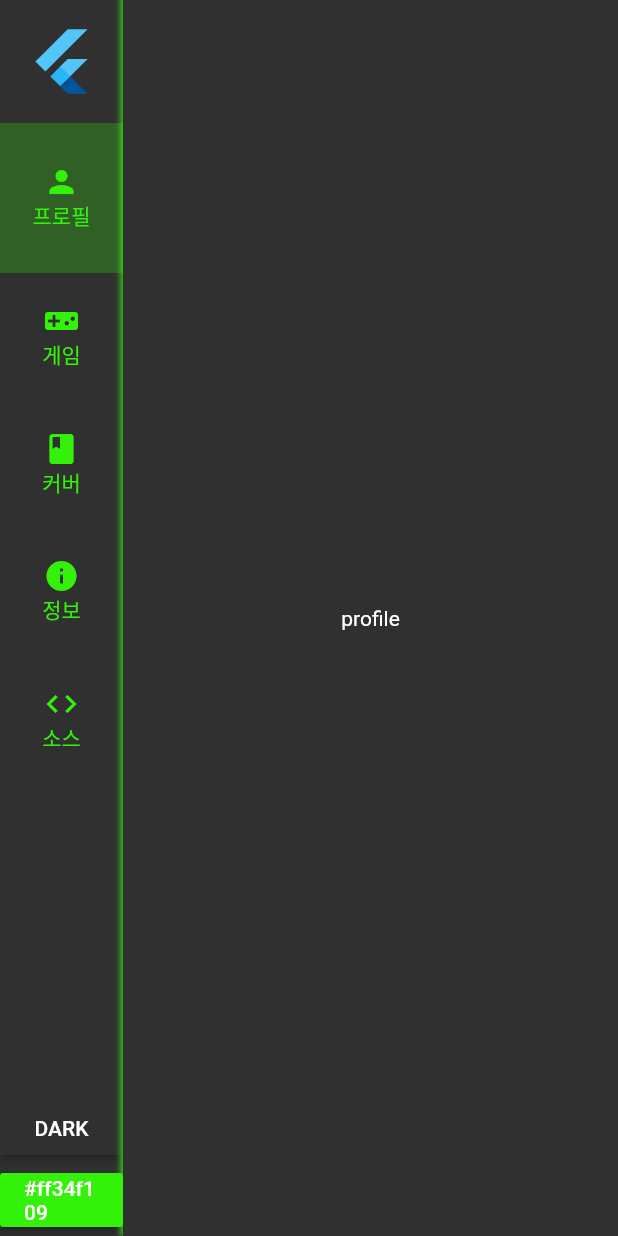
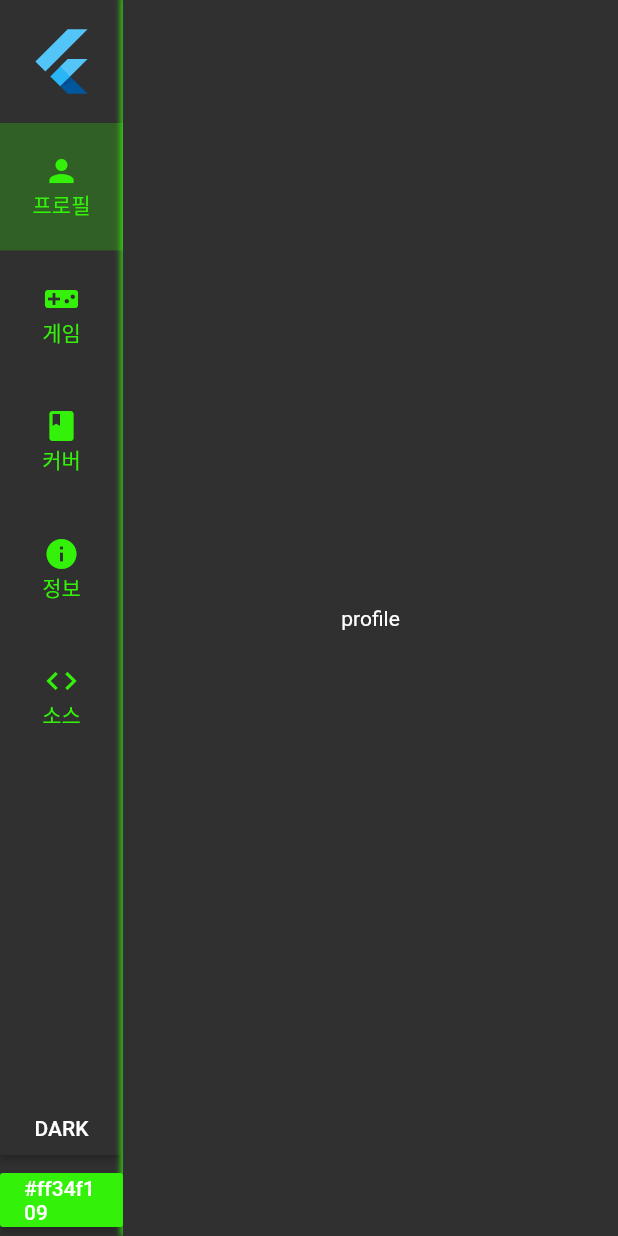
Before and after one commit to XTHEIA/Celestial, a Flutter app: the screen it shows after launch, on a phone screen of 412 x 824 dp. Run offline on Flutter 3.47's test engine with Material 2 defaults, Android fonts, the phone set to English and light mode, and no system bars; our stand-ins replace url_strategy; missing offline and left inert: calc, dart:html.

Commit message:
lerp cheat

```diff
--- a/lib/game/game_colorLerp.dart
+++ b/lib/game/game_colorLerp.dart
@@ -87,6 +87,7 @@ class _GameColorLerpState extends State<GameColorLerp> {
                     final List<Widget> tiles = List.empty(growable: true);
                     for (int i = 0; i < optionsCount; i++) {
                       final color = options[i];
+                      final isAnswer = answers.contains(i);
                       final alreadySelected = selectedAnswers.contains(i);
                       if (alreadySelected) continue;
                       tiles.add(MaterialButton(
@@ -97,7 +98,6 @@ class _GameColorLerpState extends State<GameColorLerp> {
                             ? null
                             : () {
                                 setState(() {
-                                  final isAnswer = answers.contains(i);
                                   if (!isAnswer) {
                                     isCorrect = false;
                                   }
@@ -119,6 +119,7 @@ class _GameColorLerpState extends State<GameColorLerp> {
                                   }
                                 });
                               },
+                        child: cheat && isAnswer ? Text('ANSWER') : null,
                       ));
                       // if (i != optionsCount - 1) {
                       //   tiles.add(const SizedBox(width: 10));
--- a/lib/game/page_games.dart
+++ b/lib/game/page_games.dart
@@ -211,7 +211,7 @@ class _GamesPageState extends State<GamesPage> {
                           borderOnForeground: true,
                           elevation: isTarget ? 6 : 3,
                           shadowColor: Color.lerp(themeData.shadowColor, themeData.primaryColor, 0.5),
-                          color: isThis(_PageState.selected_game)
+                          color: isThis(_PageState.selected_game) || isThis(_PageState.play_game)
                               ? Color.lerp(themeData.scaffoldBackgroundColor, primaryColor, 0.08)
                               : null,
                           child: MouseRegion(
--- a/lib/main.dart
+++ b/lib/main.dart
@@ -228,13 +228,11 @@ class _CelestialHomeState extends State<CelestialHome> {
                               final color = themeData.primaryColor;
                               //(isDarkMode ? themeData.primaryColorLight : themeData.primaryColorDark);
                               // TODO 이것도 PageGames처럼 마우스 올리면 늘어나는 효과..?
-                              return AnimatedContainer(
-                                duration: const Duration(milliseconds: 100),
-                                height: (isHovering || isSelected) ? 100 : 85,
-                                child: InkWell(
+                              return InkWell(
                                 onHover: (b) => setState(() => hoveringTab = tab),
                                 onTap: () => setState(() => currentTab = tab),
                                 child: Container(
+                                  height: 85,
                                   color: isSelected
                                       ? Color.lerp(themeData.scaffoldBackgroundColor, color, 0.25)
                                       : Colors.transparent,
@@ -254,7 +252,6 @@ class _CelestialHomeState extends State<CelestialHome> {
                                     ],
                                   ),
                                   // title: Text(page.name),
-                                  ),
                                 ),
                               );
                             },
```
Lines whose indentation alone changed are shown as unchanged.
